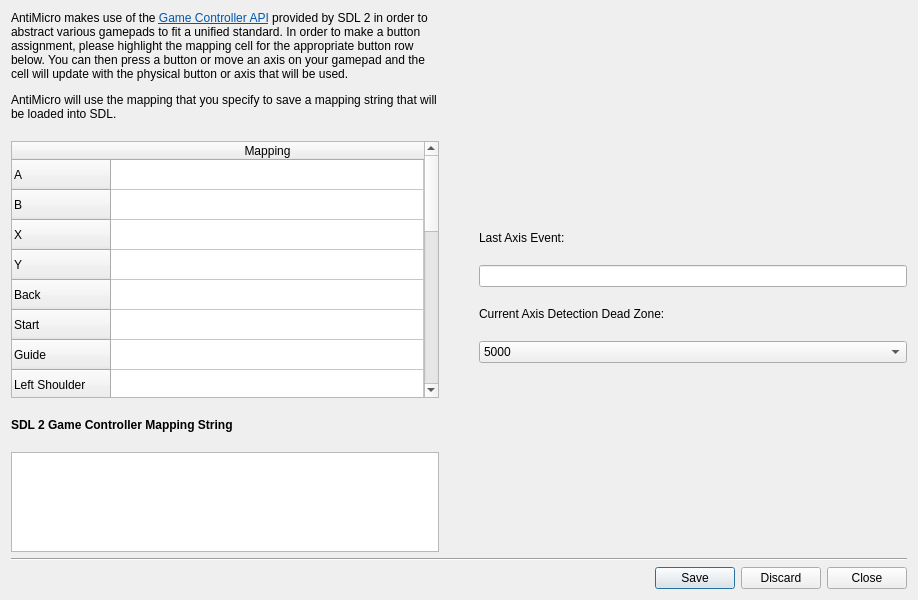
Old version of the form src/gamecontrollermappingdialog.ui in the repository AntiMicroX/antimicrox.
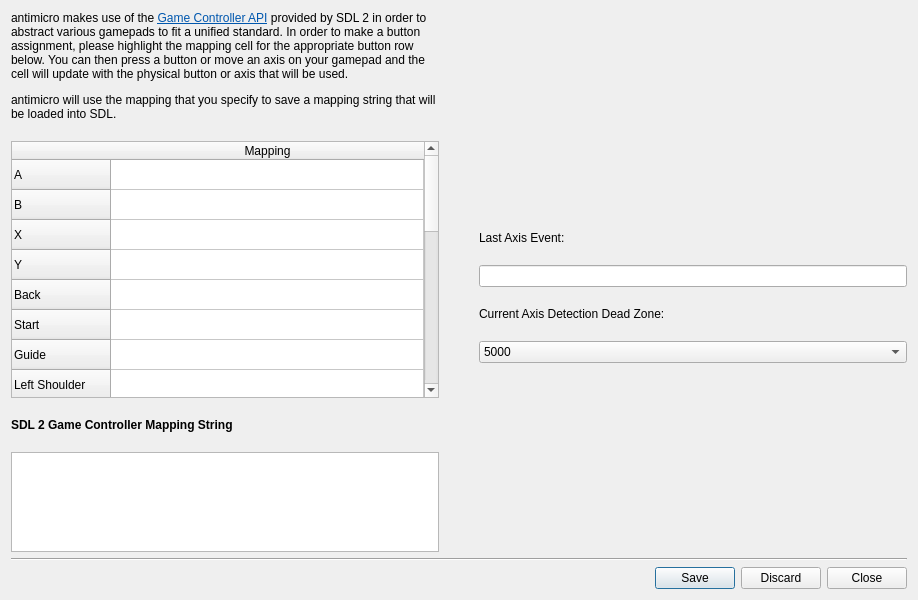
New version of the form. Custom widgets are drawn as their Qt base class.

Patch:
```diff
--- a/src/gamecontrollermappingdialog.ui
+++ b/src/gamecontrollermappingdialog.ui
@@ -33,7 +33,7 @@
        <item>
         <widget class="QLabel" name="label">
          <property name="text">
-          <string>&lt;html&gt;&lt;head/&gt;&lt;body&gt;&lt;p&gt;AntiMicro makes use of the &lt;a href=&quot;https://wiki.libsdl.org/CategoryGameController&quot;&gt;&lt;span style=&quot; text-decoration: underline; color:#0057ae;&quot;&gt;Game Controller API&lt;/span&gt;&lt;/a&gt; provided by SDL 2 in order to abstract various gamepads to fit a unified standard. In order to make a button assignment, please highlight the mapping cell for the appropriate button row below. You can then press a button or move an axis on your gamepad and the cell will update with the physical button or axis that will be used.&lt;/p&gt;&lt;p&gt;AntiMicro will use the mapping that you specify to save a mapping string that will be loaded into SDL.&lt;/p&gt;&lt;/body&gt;&lt;/html&gt;</string>
+          <string>&lt;html&gt;&lt;head/&gt;&lt;body&gt;&lt;p&gt;antimicro makes use of the &lt;a href=&quot;https://wiki.libsdl.org/CategoryGameController&quot;&gt;&lt;span style=&quot; text-decoration: underline; color:#0057ae;&quot;&gt;Game Controller API&lt;/span&gt;&lt;/a&gt; provided by SDL 2 in order to abstract various gamepads to fit a unified standard. In order to make a button assignment, please highlight the mapping cell for the appropriate button row below. You can then press a button or move an axis on your gamepad and the cell will update with the physical button or axis that will be used.&lt;/p&gt;&lt;p&gt;antimicro will use the mapping that you specify to save a mapping string that will be loaded into SDL.&lt;/p&gt;&lt;/body&gt;&lt;/html&gt;</string>
          </property>
          <property name="wordWrap">
           <bool>true</bool>
```
